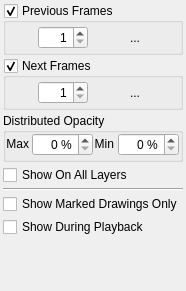
Old version of the form app/ui/onionskin.ui in the repository MakiNoAtorie/JustAnimate.
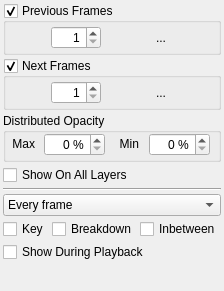
New version of the form.

Commit message: Onion skin controls and Marked drawings mode

Diff of the .ui file:
```diff
--- a/app/ui/onionskin.ui
+++ b/app/ui/onionskin.ui
@@ -466,15 +466,61 @@
            </widget>
           </item>
           <item>
-           <widget class="QCheckBox" name="onionSkinMode">
+           <widget class="QComboBox" name="onionSkinMode">
             <property name="toolTip">
              <string>Show only Marked Drawings as onion skins</string>
             </property>
-            <property name="text">
-             <string>Show Marked Drawings Only</string>
-            </property>
+            <item>
+             <property name="text">
+              <string>Every frame</string>
+             </property>
+            </item>
+            <item>
+             <property name="text">
+              <string>Every drawing</string>
+             </property>
+            </item>
+            <item>
+             <property name="text">
+              <string>Marked drawings</string>
+             </property>
+            </item>
            </widget>
           </item>
+          <item>
+           <layout class="QHBoxLayout" name="onionMarksLayout">
+            <item>
+             <widget class="QCheckBox" name="onionMarkKey">
+              <property name="toolTip">
+               <string>Marked drawings mode shows Drawings marked Key</string>
+              </property>
+              <property name="text">
+               <string>Key</string>
+              </property>
+             </widget>
+            </item>
+            <item>
+             <widget class="QCheckBox" name="onionMarkBreakdown">
+              <property name="toolTip">
+               <string>Marked drawings mode shows Drawings marked Breakdown</string>
+              </property>
+              <property name="text">
+               <string>Breakdown</string>
+              </property>
+             </widget>
+            </item>
+            <item>
+             <widget class="QCheckBox" name="onionMarkInbetween">
+              <property name="toolTip">
+               <string>Marked drawings mode shows Drawings marked Inbetween</string>
+              </property>
+              <property name="text">
+               <string>Inbetween</string>
+              </property>
+             </widget>
+            </item>
+           </layout>
+          </item>
           <item>
            <widget class="QCheckBox" name="onionWhilePlayback">
             <property name="toolTip">
```
Left out of the diff: 2 changed lines with no effect on the pictures. The commit also changes 24 other files.
